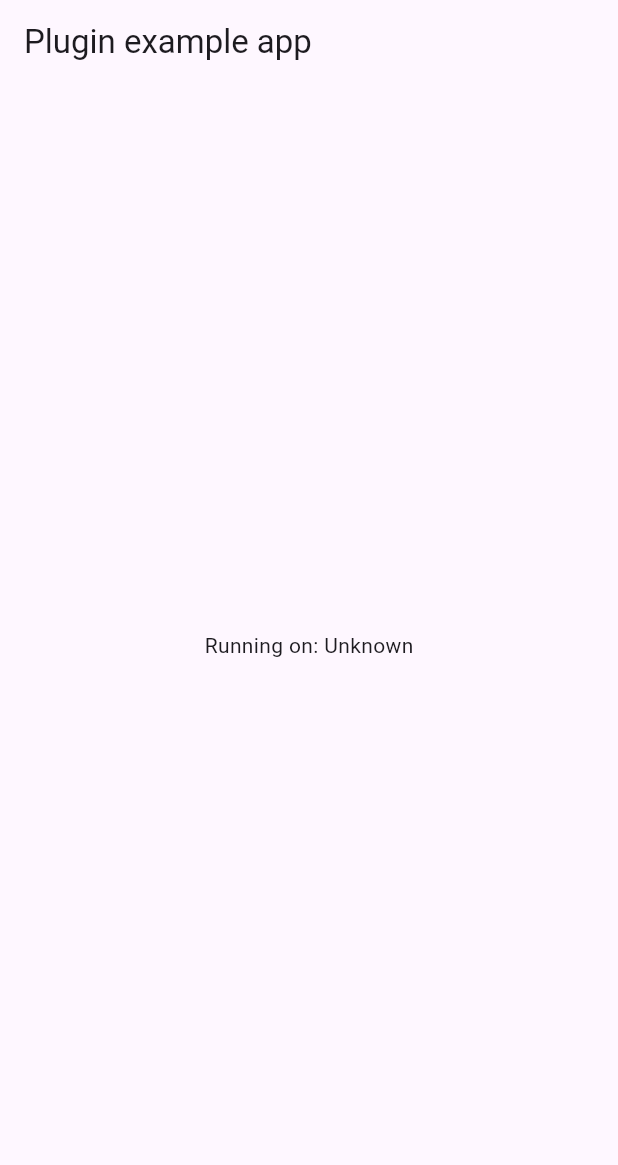
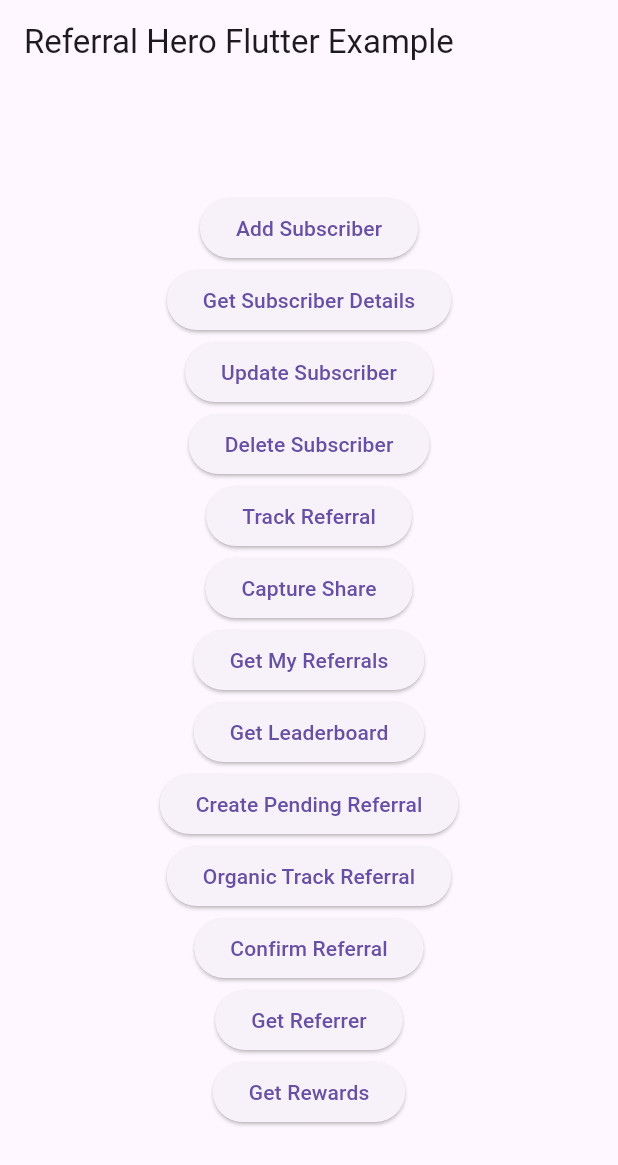
Before and after one commit to maitre-app/ReferralHero-Flutter, a Flutter app: the screen it shows after launch, on a phone screen of 412 x 824 dp. Shown: the top 1165 px of the screen. Run offline on Flutter 3.47's test engine with Material 3 defaults, Android fonts, the phone set to English and light mode, and no system bars; our stand-ins replace plugin_platform_interface.

Commit message:
example update

```diff
--- a/example/lib/main.dart
+++ b/example/lib/main.dart
@@ -1,61 +1,249 @@
 import 'package:flutter/material.dart';
-import 'dart:async';
-
-import 'package:flutter/services.dart';
 import 'package:referral_hero_flutter/referral_hero_flutter.dart';
 
 void main() {
   runApp(const MyApp());
 }
 
-class MyApp extends StatefulWidget {
+class MyApp extends StatelessWidget {
   const MyApp({super.key});
 
   @override
-  State<MyApp> createState() => _MyAppState();
+  Widget build(BuildContext context) {
+    return MaterialApp(
+      title: 'Referral Hero Flutter Example',
+      theme: ThemeData(
+        primarySwatch: Colors.blue,
+      ),
+      home: const MyHomePage(),
+    );
+  }
 }
 
-class _MyAppState extends State<MyApp> {
-  String _platformVersion = 'Unknown';
-  final _referralHeroFlutterPlugin = ReferralHeroFlutter();
+class MyHomePage extends StatefulWidget {
+  const MyHomePage({super.key});
+
+  @override
+  State<MyHomePage> createState() => _MyHomePageState();
+}
+
+class _MyHomePageState extends State<MyHomePage> {
+  late ReferralHeroFlutter _referralHeroService;
 
   @override
   void initState() {
     super.initState();
-    initPlatformState();
+    _referralHeroService = ReferralHeroFlutter('your-api-key', 'your-uuid');
   }
 
-  // Platform messages are asynchronous, so we initialize in an async method.
-  Future<void> initPlatformState() async {
-    String platformVersion;
-    // Platform messages may fail, so we use a try/catch PlatformException.
-    // We also handle the message potentially returning null.
+  Future<void> _addSubscriber() async {
+    final subscriber = {
+      'email': 'test24@gmail.com',
+      'name': 'Test User 24',
+      'phone_number': '9898989896',
+    };
     try {
-      platformVersion =
-          await _referralHeroFlutterPlugin.getPlatformVersion() ?? 'Unknown platform version';
-    } on PlatformException {
-      platformVersion = 'Failed to get platform version.';
+      await _referralHeroService.addSubscriber(subscriber);
+      debugPrint('Subscriber added successfully');
+    } catch (error) {
+      debugPrint('Failed to add subscriber: $error');
     }
+  }
 
-    // If the widget was removed from the tree while the asynchronous platform
-    // message was in flight, we want to discard the reply rather than calling
-    // setState to update our non-existent appearance.
-    if (!mounted) return;
+  Future<void> _getSubscriberDetails() async {
+    try {
+      final details =
+          await _referralHeroService.getSubscriberDetails('subscriberId');
+      debugPrint('Subscriber details: $details');
+    } catch (error) {
+      debugPrint('Failed to fetch subscriber details: $error');
+    }
+  }
 
-    setState(() {
-      _platformVersion = platformVersion;
-    });
+  Future<void> _updateSubscriber() async {
+    final updates = {
+      'name': 'Updated Name',
+    };
+    try {
+      await _referralHeroService.updateSubscriber('subscriberId', updates);
+      debugPrint('Subscriber updated successfully');
+    } catch (error) {
+      debugPrint('Failed to update subscriber: $error');
+    }
+  }
+
+  Future<void> _deleteSubscriber() async {
+    try {
+      await _referralHeroService.deleteSubscriber('subscriberId');
+      debugPrint('Subscriber deleted successfully');
+    } catch (error) {
+      debugPrint('Failed to delete subscriber: $error');
+    }
+  }
+
+  Future<void> _trackReferral() async {
+    final referral = {
+      'email': 'test17@gmail.com',
+      'name': 'Test name updated',
+    };
+    try {
+      await _referralHeroService.trackReferral(referral);
+      debugPrint('Referral tracked successfully');
+    } catch (error) {
+      debugPrint('Failed to track referral: $error');
+    }
+  }
+
+  Future<void> _captureShare() async {
+    try {
+      await _referralHeroService.captureShare('subscriberId', 'facebook');
+      debugPrint('Share captured successfully');
+    } catch (error) {
+      debugPrint('Failed to capture share: $error');
+    }
+  }
+
+  Future<void> _getMyReferrals() async {
+    try {
+      final referrals =
+          await _referralHeroService.getMyReferrals('subscriberId');
+      debugPrint('Referrals: $referrals');
+    } catch (error) {
+      debugPrint('Failed to fetch referrals: $error');
+    }
+  }
+
+  Future<void> _getLeaderboard() async {
+    try {
+      final leaderboard = await _referralHeroService.getLeaderboard();
+      debugPrint('Leaderboard: $leaderboard');
+    } catch (error) {
+      debugPrint('Failed to fetch leaderboard: $error');
+    }
+  }
+
+  Future<void> _createPendingReferral() async {
+    final referral = {
+      'email': 'pending@example.com',
+      'name': 'Pending User',
+    };
+    try {
+      await _referralHeroService.createPendingReferral(referral);
+      debugPrint('Pending referral created successfully');
+    } catch (error) {
+      debugPrint('Failed to create pending referral: $error');
+    }
+  }
+
+  Future<void> _organicTrackReferral() async {
+    final referral = {
+      'email': 'organic@example.com',
+      'name': 'Organic User',
+    };
+    try {
+      await _referralHeroService.organicTrackReferral(referral);
+      debugPrint('Organic referral tracked successfully');
+    } catch (error) {
+      debugPrint('Failed to track organic referral: $error');
+    }
+  }
+
+  Future<void> _confirmReferral() async {
+    try {
+      await _referralHeroService.confirmReferral('subscriberId');
+      debugPrint('Referral confirmed successfully');
+    } catch (error) {
+      debugPrint('Failed to confirm referral: $error');
+    }
+  }
+
+  Future<void> _getReferrer() async {
+    final query = {
+      'os_type': 'ios',
+      'device': 'iPhone',
+      'ip_address': '192.168.0.1',
+      'screen_size': '1200x1800'
+    };
+    try {
+      final referrer = await _referralHeroService.getReferrer(query);
+      debugPrint('Referrer: $referrer');
+    } catch (error) {
+      debugPrint('Failed to get referrer: $error');
+    }
+  }
+
+  Future<void> _getRewards() async {
+    try {
+      final rewards = await _referralHeroService.getRewards('subscriberId');
+      debugPrint('Rewards: $rewards');
+    } catch (error) {
+      debugPrint('Failed to fetch rewards: $error');
+    }
   }
 
   @override
   Widget build(BuildContext context) {
-    return MaterialApp(
-      home: Scaffold(
-        appBar: AppBar(
-          title: const Text('Plugin example app'),
-        ),
-        body: Center(
-          child: Text('Running on: $_platformVersion\n'),
+    return Scaffold(
+      appBar: AppBar(
+        title: const Text('Referral Hero Flutter Example'),
+      ),
+      body: Center(
+        child: Column(
+          mainAxisAlignment: MainAxisAlignment.center,
+          children: <Widget>[
+            ElevatedButton(
+              onPressed: _addSubscriber,
+              child: const Text('Add Subscriber'),
+            ),
+            ElevatedButton(
+              onPressed: _getSubscriberDetails,
+              child: const Text('Get Subscriber Details'),
+            ),
+            ElevatedButton(
+              onPressed: _updateSubscriber,
+              child: const Text('Update Subscriber'),
+            ),
+            ElevatedButton(
+              onPressed: _deleteSubscriber,
+              child: const Text('Delete Subscriber'),
+            ),
+            ElevatedButton(
+              onPressed: _trackReferral,
+              child: const Text('Track Referral'),
+            ),
+            ElevatedButton(
+              onPressed: _captureShare,
+              child: const Text('Capture Share'),
+            ),
+            ElevatedButton(
+              onPressed: _getMyReferrals,
+              child: const Text('Get My Referrals'),
+            ),
+            ElevatedButton(
+              onPressed: _getLeaderboard,
+              child: const Text('Get Leaderboard'),
+            ),
+            ElevatedButton(
+              onPressed: _createPendingReferral,
+              child: const Text('Create Pending Referral'),
+            ),
+            ElevatedButton(
+              onPressed: _organicTrackReferral,
+              child: const Text('Organic Track Referral'),
+            ),
+            ElevatedButton(
+              onPressed: _confirmReferral,
+              child: const Text('Confirm Referral'),
+            ),
+            ElevatedButton(
+              onPressed: _getReferrer,
+              child: const Text('Get Referrer'),
+            ),
+            ElevatedButton(
+              onPressed: _getRewards,
+              child: const Text('Get Rewards'),
+            ),
+          ],
         ),
       ),
     );
```
Also changed, not shown: 4 other files.
